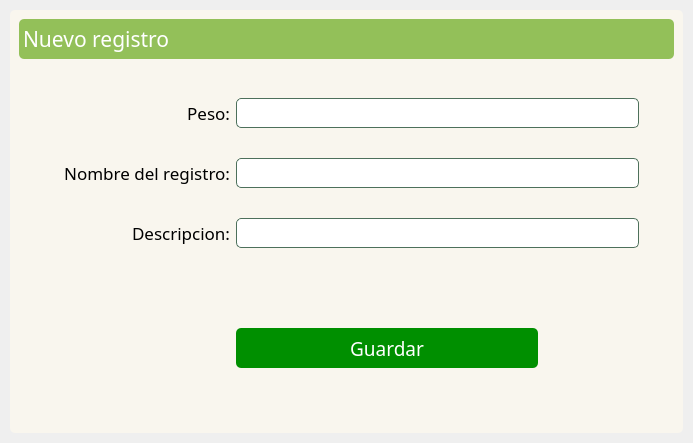
Before: the Qt Designer form ui_files/create_record.ui in AdrianDali/DaliPeso, drawn with Qt 5.
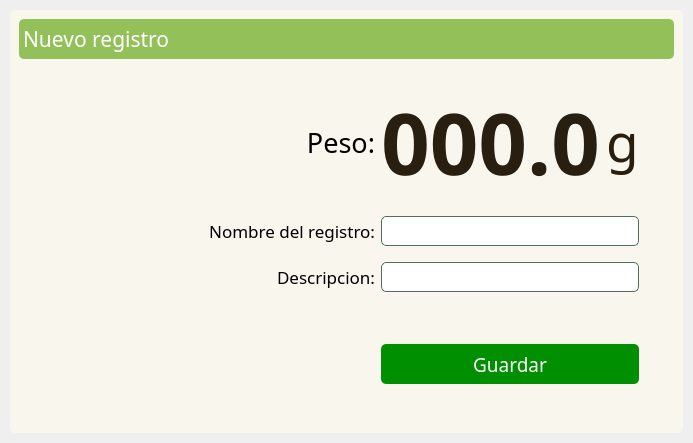
After: the same form once the commit is applied. Icons and pictures are not drawn.

Commit message: -cambio en agregar registro

```diff
--- a/ui_files/create_record.ui
+++ b/ui_files/create_record.ui
@@ -306,7 +306,77 @@
                   </property>
                  </spacer>
                 </item>
+                <item row="3" column="0">
+                 <widget class="QLabel" name="descripcion_label">
+                  <property name="font">
+                   <font>
+                    <family>Rubik</family>
+                    <pointsize>13</pointsize>
+                    <weight>50</weight>
+                    <bold>false</bold>
+                   </font>
+                  </property>
+                  <property name="styleSheet">
+                   <string notr="true">QLabel{
+	color: black;
+}</string>
+                  </property>
+                  <property name="text">
+                   <string>Descripcion:</string>
+                  </property>
+                  <property name="alignment">
+                   <set>Qt::AlignRight|Qt::AlignTrailing|Qt::AlignVCenter</set>
+                  </property>
+                 </widget>
+                </item>
                 <item row="2" column="1" colspan="2">
+                 <widget class="QLineEdit" name="registro_line_edit">
+                  <property name="minimumSize">
+                   <size>
+                    <width>0</width>
+                    <height>30</height>
+                   </size>
+                  </property>
+                  <property name="font">
+                   <font>
+                    <family>Rubik</family>
+                    <weight>50</weight>
+                    <bold>false</bold>
+                   </font>
+                  </property>
+                  <property name="styleSheet">
+                   <string notr="true">background-color: white;
+border: 1px solid #4d705b;</string>
+                  </property>
+                 </widget>
+                </item>
+                <item row="4" column="1" colspan="2">
+                 <widget class="QLabel" name="result_label">
+                  <property name="enabled">
+                   <bool>false</bool>
+                  </property>
+                  <property name="maximumSize">
+                   <size>
+                    <width>300</width>
+                    <height>20</height>
+                   </size>
+                  </property>
+                  <property name="styleSheet">
+                   <string notr="true">QLabel {
+    color: red;
+    font-weight: bold;
+}
+</string>
+                  </property>
+                  <property name="text">
+                   <string/>
+                  </property>
+                  <property name="alignment">
+                   <set>Qt::AlignCenter</set>
+                  </property>
+                 </widget>
+                </item>
+                <item row="3" column="1" colspan="2">
                  <widget class="QLineEdit" name="descripcion_line_edit">
                   <property name="minimumSize">
                    <size>
@@ -317,6 +387,7 @@
                   <property name="font">
                    <font>
                     <family>Rubik</family>
+                    <weight>50</weight>
                     <bold>false</bold>
                    </font>
                   </property>
@@ -326,49 +397,7 @@
                   </property>
                  </widget>
                 </item>
-                <item row="0" column="1" colspan="2">
-                 <widget class="QLineEdit" name="peso_line_edit">
-                  <property name="sizePolicy">
-                   <sizepolicy hsizetype="Preferred" vsizetype="Fixed">
-                    <horstretch>0</horstretch>
-                    <verstretch>0</verstretch>
-                   </sizepolicy>
-                  </property>
-                  <property name="minimumSize">
-                   <size>
-                    <width>0</width>
-                    <height>30</height>
-                   </size>
-                  </property>
-                  <property name="font">
-                   <font>
-                    <family>Rubik</family>
-                    <bold>false</bold>
-                   </font>
-                  </property>
-                  <property name="styleSheet">
-                   <string notr="true">background-color: white;
-border: 1px solid #4d705b;</string>
-                  </property>
-                 </widget>
-                </item>
-                <item row="1" column="3">
-                 <spacer name="horizontalSpacer_6">
-                  <property name="orientation">
-                   <enum>Qt::Horizontal</enum>
-                  </property>
-                  <property name="sizeType">
-                   <enum>QSizePolicy::Preferred</enum>
-                  </property>
-                  <property name="sizeHint" stdset="0">
-                   <size>
-                    <width>10</width>
-                    <height>20</height>
-                   </size>
-                  </property>
-                 </spacer>
-                </item>
-                <item row="4" column="0">
+                <item row="5" column="0">
                  <spacer name="horizontalSpacer_9">
                   <property name="orientation">
                    <enum>Qt::Horizontal</enum>
@@ -384,7 +413,69 @@
                   </property>
                  </spacer>
                 </item>
-                <item row="4" column="3">
+                <item row="0" column="0">
+                 <widget class="QLabel" name="peso_label">
+                  <property name="font">
+                   <font>
+                    <family>Rubik</family>
+                    <pointsize>20</pointsize>
+                    <weight>50</weight>
+                    <bold>false</bold>
+                   </font>
+                  </property>
+                  <property name="styleSheet">
+                   <string notr="true">QLabel{
+	color: black;
+}</string>
+                  </property>
+                  <property name="text">
+                   <string>Peso:</string>
+                  </property>
+                  <property name="alignment">
+                   <set>Qt::AlignRight|Qt::AlignTrailing|Qt::AlignVCenter</set>
+                  </property>
+                 </widget>
+                </item>
+                <item row="2" column="0">
+                 <widget class="QLabel" name="registro_nombre_label">
+                  <property name="font">
+                   <font>
+                    <family>Rubik</family>
+                    <pointsize>13</pointsize>
+                    <weight>50</weight>
+                    <bold>false</bold>
+                   </font>
+                  </property>
+                  <property name="styleSheet">
+                   <string notr="true">QLabel{
+	color: black;
+}</string>
+                  </property>
+                  <property name="text">
+                   <string>Nombre del registro:</string>
+                  </property>
+                  <property name="alignment">
+                   <set>Qt::AlignRight|Qt::AlignTrailing|Qt::AlignVCenter</set>
+                  </property>
+                 </widget>
+                </item>
+                <item row="2" column="3">
+                 <spacer name="horizontalSpacer_6">
+                  <property name="orientation">
+                   <enum>Qt::Horizontal</enum>
+                  </property>
+                  <property name="sizeType">
+                   <enum>QSizePolicy::Preferred</enum>
+                  </property>
+                  <property name="sizeHint" stdset="0">
+                   <size>
+                    <width>10</width>
+                    <height>20</height>
+                   </size>
+                  </property>
+                 </spacer>
+                </item>
+                <item row="5" column="3">
                  <spacer name="horizontalSpacer_8">
                   <property name="orientation">
                    <enum>Qt::Horizontal</enum>
@@ -400,7 +491,7 @@
                   </property>
                  </spacer>
                 </item>
-                <item row="4" column="1" colspan="2">
+                <item row="5" column="1" colspan="2">
                  <widget class="QPushButton" name="guardar_registro_button">
                   <property name="sizePolicy">
                    <sizepolicy hsizetype="Preferred" vsizetype="Preferred">
@@ -424,6 +515,7 @@
                    <font>
                     <family>Rubik</family>
                     <pointsize>14</pointsize>
+                    <weight>50</weight>
                     <bold>false</bold>
                    </font>
                   </property>
@@ -454,49 +546,7 @@
                   </property>
                  </widget>
                 </item>
-                <item row="1" column="1" colspan="2">
-                 <widget class="QLineEdit" name="registro_line_edit">
-                  <property name="minimumSize">
-                   <size>
-                    <width>0</width>
-                    <height>30</height>
-                   </size>
-                  </property>
-                  <property name="font">
-                   <font>
-                    <family>Rubik</family>
-                    <bold>false</bold>
-                   </font>
-                  </property>
-                  <property name="styleSheet">
-                   <string notr="true">background-color: white;
-border: 1px solid #4d705b;</string>
-                  </property>
-                 </widget>
-                </item>
-                <item row="2" column="0">
-                 <widget class="QLabel" name="descripcion_label">
-                  <property name="font">
-                   <font>
-                    <family>Rubik</family>
-                    <pointsize>13</pointsize>
-                    <bold>false</bold>
-                   </font>
-                  </property>
-                  <property name="styleSheet">
-                   <string notr="true">QLabel{
-	color: black;
-}</string>
-                  </property>
-                  <property name="text">
-                   <string>Descripcion:</string>
-                  </property>
-                  <property name="alignment">
-                   <set>Qt::AlignRight|Qt::AlignTrailing|Qt::AlignVCenter</set>
-                  </property>
-                 </widget>
-                </item>
-                <item row="2" column="3">
+                <item row="3" column="3">
                  <spacer name="horizontalSpacer_5">
                   <property name="orientation">
                    <enum>Qt::Horizontal</enum>
@@ -512,73 +562,56 @@
                   </property>
                  </spacer>
                 </item>
-                <item row="0" column="0">
-                 <widget class="QLabel" name="peso_label">
+                <item row="0" column="1">
+                 <widget class="QLabel" name="unit">
+                  <property name="sizePolicy">
+                   <sizepolicy hsizetype="Fixed" vsizetype="Fixed">
+                    <horstretch>1</horstretch>
+                    <verstretch>0</verstretch>
+                   </sizepolicy>
+                  </property>
                   <property name="font">
                    <font>
-                    <family>Rubik</family>
-                    <pointsize>13</pointsize>
-                    <bold>false</bold>
+                    <family>Orbitron</family>
+                    <pointsize>64</pointsize>
+                    <weight>75</weight>
+                    <bold>true</bold>
                    </font>
                   </property>
                   <property name="styleSheet">
-                   <string notr="true">QLabel{
-	color: black;
-}</string>
+                   <string notr="true">margin: 0px;
+color: #281F10;</string>
                   </property>
                   <property name="text">
-                   <string>Peso:</string>
+                   <string>000.0</string>
                   </property>
                   <property name="alignment">
-                   <set>Qt::AlignRight|Qt::AlignTrailing|Qt::AlignVCenter</set>
+                   <set>Qt::AlignBottom|Qt::AlignHCenter</set>
                   </property>
                  </widget>
                 </item>
-                <item row="1" column="0">
-                 <widget class="QLabel" name="registro_nombre_label">
+                <item row="0" column="2">
+                 <widget class="QLabel" name="label">
+                  <property name="sizePolicy">
+                   <sizepolicy hsizetype="Fixed" vsizetype="Fixed">
+                    <horstretch>0</horstretch>
+                    <verstretch>0</verstretch>
+                   </sizepolicy>
+                  </property>
                   <property name="font">
                    <font>
                     <family>Rubik</family>
-                    <pointsize>13</pointsize>
-                    <bold>false</bold>
+                    <pointsize>40</pointsize>
                    </font>
                   </property>
                   <property name="styleSheet">
-                   <string notr="true">QLabel{
-	color: black;
-}</string>
+                   <string notr="true">color: #281F10;</string>
                   </property>
                   <property name="text">
-                   <string>Nombre del registro:</string>
+                   <string>g</string>
                   </property>
                   <property name="alignment">
-                   <set>Qt::AlignRight|Qt::AlignTrailing|Qt::AlignVCenter</set>
-                  </property>
-                 </widget>
-                </item>
-                <item row="3" column="1" colspan="2">
-                 <widget class="QLabel" name="result_label">
-                  <property name="enabled">
-                   <bool>false</bool>
-                  </property>
-                  <property name="maximumSize">
-                   <size>
-                    <width>300</width>
-                    <height>20</height>
-                   </size>
-                  </property>
-                  <property name="styleSheet">
-                   <string notr="true">QLabel {
-    color: red;
-    font-weight: bold;
-}
-</string>
-                  </property>
-                  <property name="text">
-                   <string/>
-                  </property>
-                  <property name="alignment">
-                   <set>Qt::AlignCenter</set>
+                   <set>Qt::AlignBottom|Qt::AlignLeading|Qt::AlignLeft</set>
                   </property>
                  </widget>
                 </item>
```
Left out of the diff: 1 changed line with no effect on the pictures. The commit also changes 11 other files.
